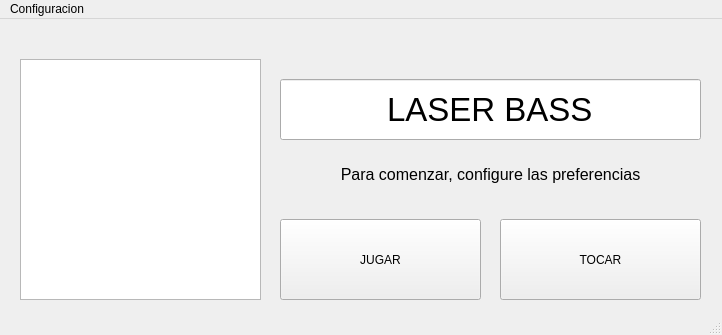
This is GUILBass/forms/mainwindow.ui in mgoyret/UTN_FRBA_INFO_II_2020_TPO_LASER-BASS as Qt 5 draws it before an edit. The edited form follows.
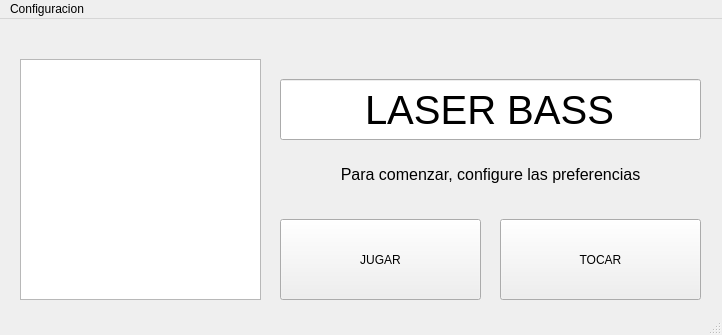
This is the edited form. Icons and pictures are not drawn.

Commit message: fixeo del mainwindow y correccion de detalles

```diff
--- a/GUILBass/forms/mainwindow.ui
+++ b/GUILBass/forms/mainwindow.ui
@@ -75,7 +75,8 @@
     <property name="font">
      <font>
       <family>MS UI Gothic</family>
-      <pointsize>25</pointsize>
+      <pointsize>30</pointsize>
+      <kerning>true</kerning>
      </font>
     </property>
     <property name="contextMenuPolicy">
```
Left out of the diff: 2 changed lines with no effect on the pictures.
